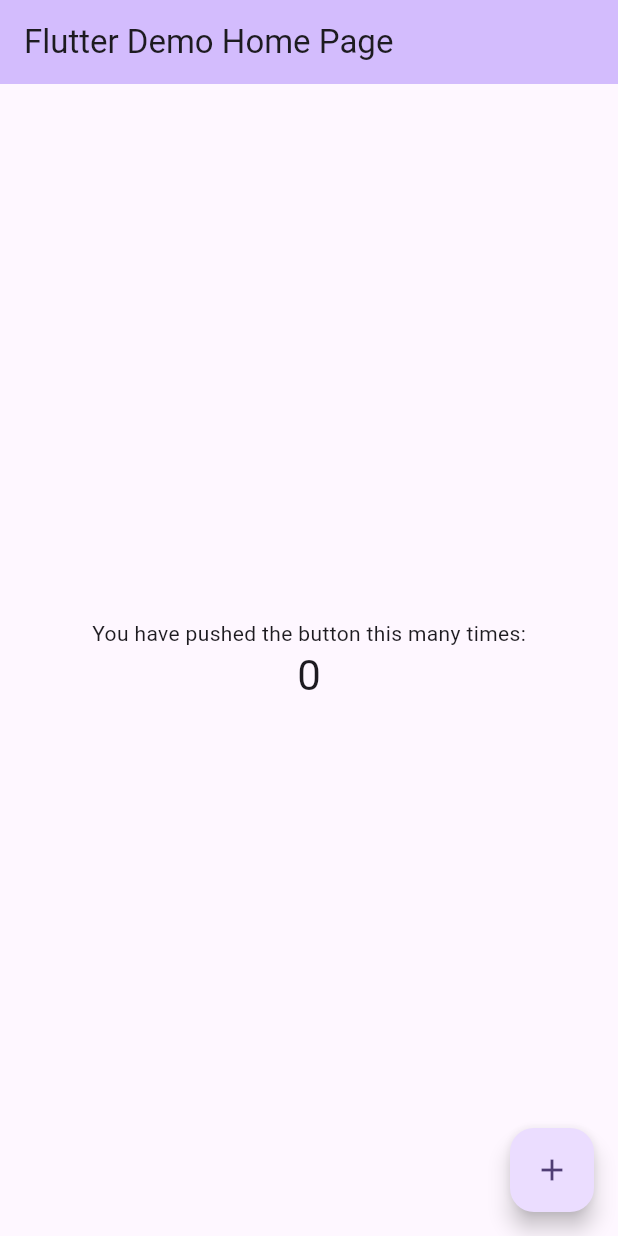
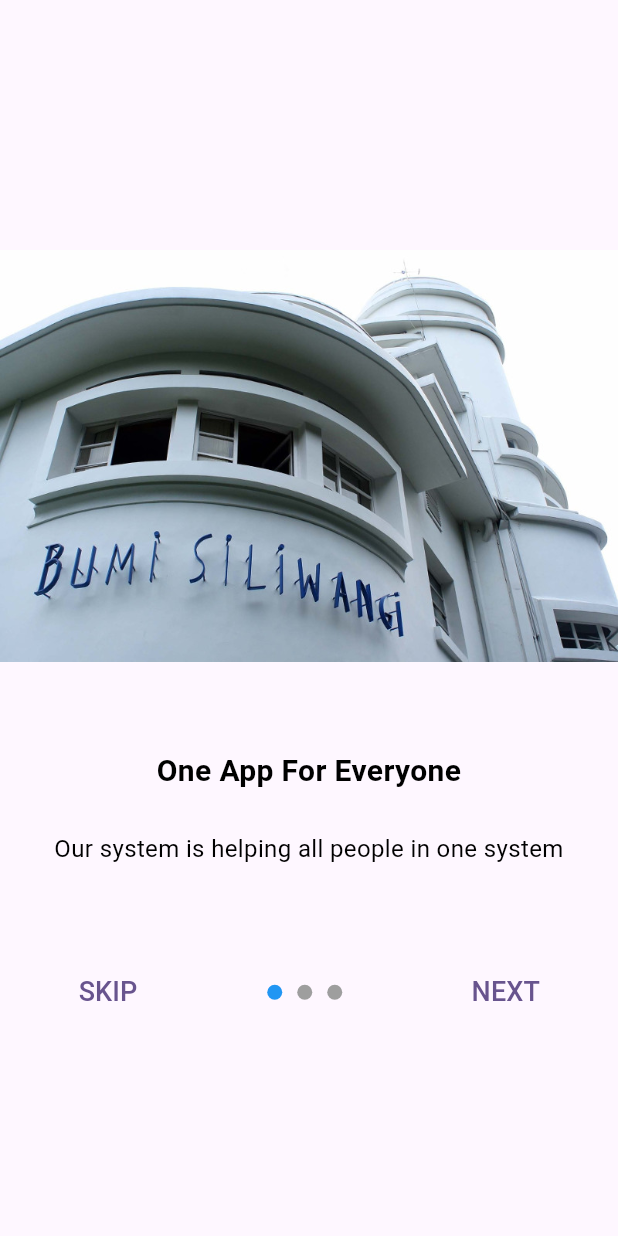
Before and after one commit to Abikayusri/SubmissionMembuatAplikasiFlutterUntukPemula, a Flutter app: the screen it shows after launch, on a phone screen of 412 x 824 dp. Run offline on Flutter 3.47's test engine with Material 3 defaults, Android fonts, the light colour scheme and no system bars; drawn by our look-alikes of carousel_slider.

Commit message:
feat: Implement Onboarding, Login, and Register Pages
This commit introduces the initial UI for the onboarding, login, and registration flows.

Key changes:
- Added `carousel_slider` dependency for image carousels.
- Created `OnboardingPages` widget with an image carousel and navigation controls.
- Implemented a basic `LoginPage` with username/password fields and navigation to `RegisterPage`.
- Created a placeholder `RegisterPage`.
- Updated `main.dart` to launch `OnboardingPages` as the initial route.
- Added image assets for the onboarding carousel and application.
- Added font assets (though not currently used in the code).
- Created a placeholder `home_page.dart` for the main dashboard.

```diff
--- a/lib/main.dart
+++ b/lib/main.dart
@@ -1,4 +1,5 @@
 import 'package:flutter/material.dart';
+import 'package:submission_flutter_untuk_pemula/ui_pages/auth/onboarding_page.dart';
 
 void main() {
   runApp(const MyApp());
@@ -15,99 +16,7 @@
       theme: ThemeData(
         colorScheme: ColorScheme.fromSeed(seedColor: Colors.deepPurple),
       ),
-      home: const MyHomePage(title: 'Flutter Demo Home Page'),
+      home: const OnboardingPages(),
     );
   }
 }
-
-class MyHomePage extends StatefulWidget {
-  const MyHomePage({super.key, required this.title});
-
-  // This widget is the home page of your application. It is stateful, meaning
-  // that it has a State object (defined below) that contains fields that affect
-  // how it looks.
-
-  // This class is the configuration for the state. It holds the values (in this
-  // case the title) provided by the parent (in this case the App widget) and
-  // used by the build method of the State. Fields in a Widget subclass are
-  // always marked "final".
-
-  final String title;
-
-  @override
-  State<MyHomePage> createState() => _MyHomePageState();
-}
-
-class _MyHomePageState extends State<MyHomePage> {
-  int _counter = 0;
-
-  void _incrementCounter() {
-    setState(() {
-      // This call to setState tells the Flutter framework that something has
-      // changed in this State, which causes it to rerun the build method below
-      // so that the display can reflect the updated values. If we changed
-      // _counter without calling setState(), then the build method would not be
-      // called again, and so nothing would appear to happen.
-      _counter++;
-    });
-  }
-
-  @override
-  Widget build(BuildContext context) {
-    // This method is rerun every time setState is called, for instance as done
-    // by the _incrementCounter method above.
-    //
-    // The Flutter framework has been optimized to make rerunning build methods
-    // fast, so that you can just rebuild anything that needs updating rather
-    // than having to individually change instances of widgets.
-    return Scaffold(
-      appBar: AppBar(
-        // TRY THIS: Try changing the color here to a specific color (to
-        // Colors.amber, perhaps?) and trigger a hot reload to see the AppBar
-        // change color while the other colors stay the same.
-        backgroundColor: Theme
-            .of(context)
-            .colorScheme
-            .inversePrimary,
-        // Here we take the value from the MyHomePage object that was created by
-        // the App.build method, and use it to set our appbar title.
-        title: Text(widget.title),
-      ),
-      body: Center(
-        // Center is a layout widget. It takes a single child and positions it
-        // in the middle of the parent.
-        child: Column(
-          // Column is also a layout widget. It takes a list of children and
-          // arranges them vertically. By default, it sizes itself to fit its
-          // children horizontally, and tries to be as tall as its parent.
-          //
-          // Column has various properties to control how it sizes itself and
-          // how it positions its children. Here we use mainAxisAlignment to
-          // center the children vertically; the main axis here is the vertical
-          // axis because Columns are vertical (the cross axis would be
-          // horizontal).
-          //
-          // TRY THIS: Invoke "debug painting" (choose the "Toggle Debug Paint"
-          // action in the IDE, or press "p" in the console), to see the
-          // wireframe for each widget.
-          mainAxisAlignment: MainAxisAlignment.center,
-          children: <Widget>[
-            const Text('You have pushed the button this many times:'),
-            Text(
-              '$_counter',
-              style: Theme
-                  .of(context)
-                  .textTheme
-                  .headlineMedium,
-            ),
-          ],
-        ),
-      ),
-      floatingActionButton: FloatingActionButton(
-        onPressed: _incrementCounter,
-        tooltip: 'Increment',
-        child: const Icon(Icons.add),
-      ), // This trailing comma makes auto-formatting nicer for build methods.
-    );
-  }
-}
--- /dev/null
+++ b/lib/ui_pages/auth/onboarding_page.dart
@@ -0,0 +1,142 @@
+import 'package:carousel_slider/carousel_slider.dart';
+import 'package:flutter/material.dart';
+import 'package:submission_flutter_untuk_pemula/ui_pages/auth/login_page.dart';
+
+class OnboardingPages extends StatefulWidget {
+  const OnboardingPages({super.key});
+
+  @override
+  State<OnboardingPages> createState() => _OnboardingPagesState();
+}
+
+class _OnboardingPagesState extends State<OnboardingPages> {
+  int currentIndex = 0;
+  CarouselSliderController carouselController = CarouselSliderController();
+
+  List<String> titles = [
+    "One App For Everyone",
+    "Build Using Our Heart",
+    "Let's Go",
+  ];
+
+  List<String> subTitles = [
+    "Our system is helping all people in one system",
+    "System that make use our heart",
+    "We will guide you to where you wanted it too",
+  ];
+
+  @override
+  Widget build(BuildContext context) {
+    return Scaffold(
+      body: Center(
+        child: Column(
+          mainAxisAlignment: MainAxisAlignment.center,
+          children: [
+            CarouselSlider(
+              items: [
+                Image.asset('images/bosscha.jpg', height: 331),
+                Image.asset('images/farm-house.jpg', height: 331),
+                Image.asset('images/kawah-putih.jpg', height: 331),
+              ],
+              options: CarouselOptions(
+                height: 331,
+                viewportFraction: 1,
+                enableInfiniteScroll: false,
+                onPageChanged: (index, reason) {
+                  setState(() {
+                    currentIndex = index;
+                  });
+                },
+              ),
+              carouselController: carouselController,
+            ),
+
+            SizedBox(height: 30),
+
+            Text(
+              titles[currentIndex],
+              style: TextStyle(
+                color: Colors.black,
+                fontWeight: FontWeight.bold,
+                fontSize: 20,
+              ),
+              textAlign: TextAlign.center,
+            ),
+
+            SizedBox(height: 26),
+
+            Text(
+              subTitles[currentIndex],
+              style: TextStyle(
+                color: Colors.black,
+                fontWeight: FontWeight.normal,
+                fontSize: 16,
+              ),
+              textAlign: TextAlign.center,
+            ),
+
+            SizedBox(height: 60),
+            Container(
+              margin: EdgeInsets.symmetric(horizontal: 40),
+              child: Row(
+                mainAxisAlignment: MainAxisAlignment.spaceBetween,
+                children: [
+                  TextButton(
+                    onPressed: () {
+                      // carouselController.animateToPage(2);
+
+                      Navigator.push(
+                        context,
+                        MaterialPageRoute(builder: (context) => LoginPage()),
+                      );
+                    },
+                    child: Text('SKIP', style: TextStyle(fontSize: 18)),
+                  ),
+                  Row(
+                    children: [
+                      Container(
+                        width: 10,
+                        height: 10,
+                        decoration: BoxDecoration(
+                          shape: BoxShape.circle,
+                          color: currentIndex == 0 ? Colors.blue : Colors.grey,
+                        ),
+                      ),
+                      SizedBox(width: 10),
+                      Container(
+                        width: 10,
+                        height: 10,
+                        decoration: BoxDecoration(
+                          shape: BoxShape.circle,
+                          color: currentIndex == 1 ? Colors.blue : Colors.grey,
+                        ),
+                      ),
+                      const SizedBox(width: 10),
+                      Container(
+                        width: 10,
+                        height: 10,
+                        decoration: BoxDecoration(
+                          shape: BoxShape.circle,
+                          color: currentIndex == 2 ? Colors.blue : Colors.grey,
+                        ),
+                      ),
+                    ],
+                  ),
+                  TextButton(
+                    onPressed: () {
+                      if (currentIndex == 2) {
+                      } else {
+                        carouselController.nextPage();
+                      }
+                    },
+                    child: const Text('NEXT', style: TextStyle(fontSize: 18)),
+                  ),
+                ],
+              ),
+            ),
+          ],
+        ),
+      ),
+    );
+  }
+}
```
Also changed, not shown: lib/ui_pages/auth/login_page.dart (added, +60 -0 lines), lib/ui_pages/auth/register_page.dart (added, +14 -0 lines), pubspec.yaml (+11 -0 lines), fonts/Oswald-Regular.ttf (added), images/bosscha.jpg (added), images/farm-house.jpg (added), images/floating-market.png (added), images/jalan-asia-afrika.jpg (added), images/kawah-putih.jpg (added), images/museum-geologi.jpg (added), images/ranca-upas.jpg (added), images/stone-garden.jpg (added), images/taman-film.jpg (added), lib/ui_pages/dashboard/home_page.dart (added), 1 more files.
